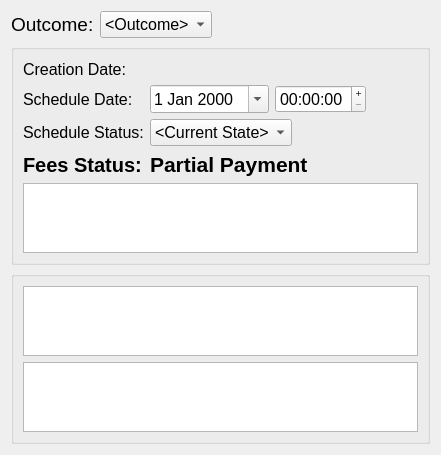
Qt form drc/gui/mediationsessionform.ui (lansdon/cpts483_drc) before a commit.
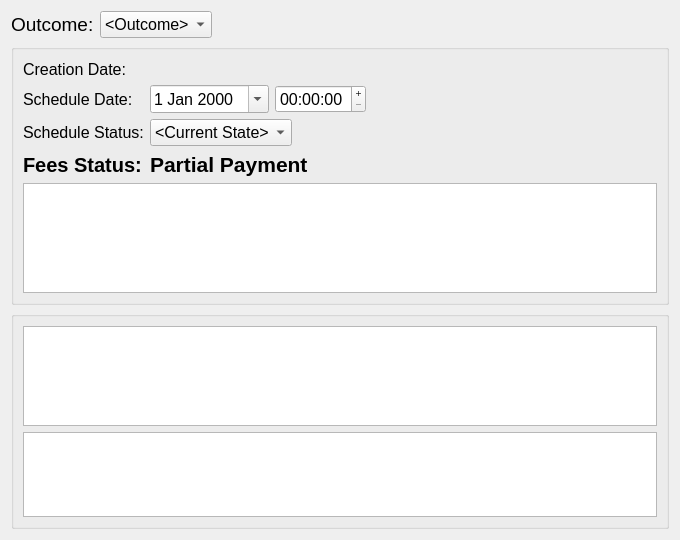
The same form after that commit.

```diff
--- a/drc/gui/mediationsessionform.ui
+++ b/drc/gui/mediationsessionform.ui
@@ -6,8 +6,8 @@
    <rect>
     <x>0</x>
     <y>0</y>
-    <width>441</width>
-    <height>451</height>
+    <width>680</width>
+    <height>540</height>
    </rect>
   </property>
   <property name="sizePolicy">
@@ -312,6 +312,12 @@
        <layout class="QVBoxLayout" name="verticalLayout_2">
         <item>
          <widget class="QTableWidget" name="MediatorDisplayTableView">
+          <property name="minimumSize">
+           <size>
+            <width>0</width>
+            <height>100</height>
+           </size>
+          </property>
           <property name="maximumSize">
            <size>
             <width>16777215</width>
```
